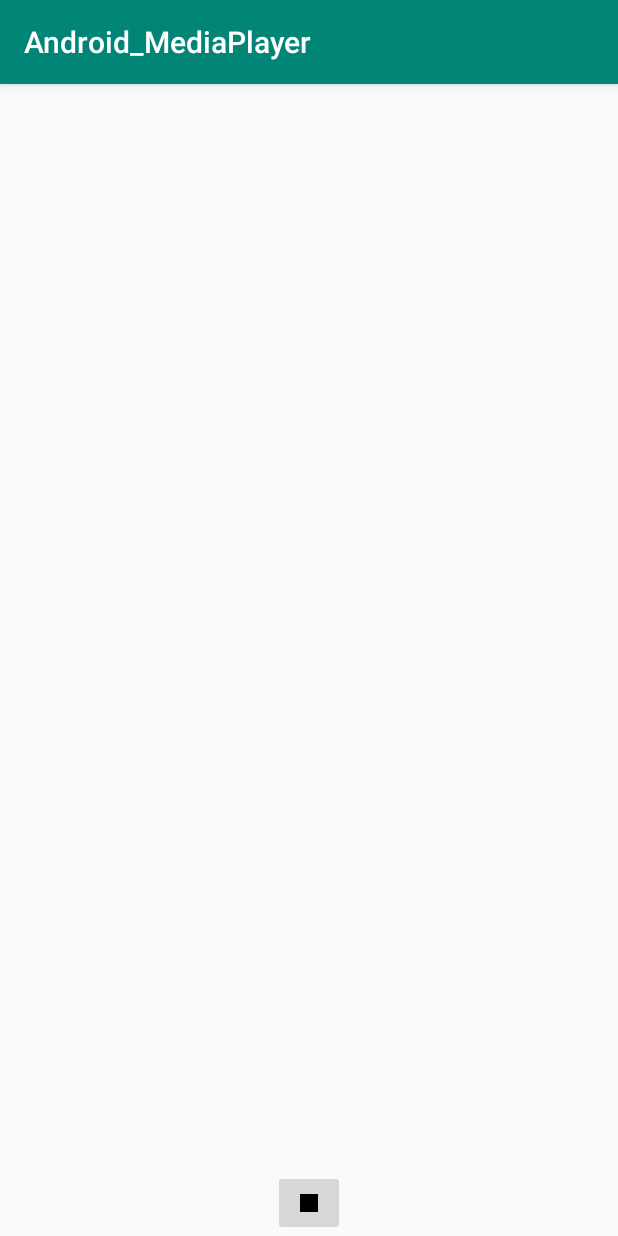
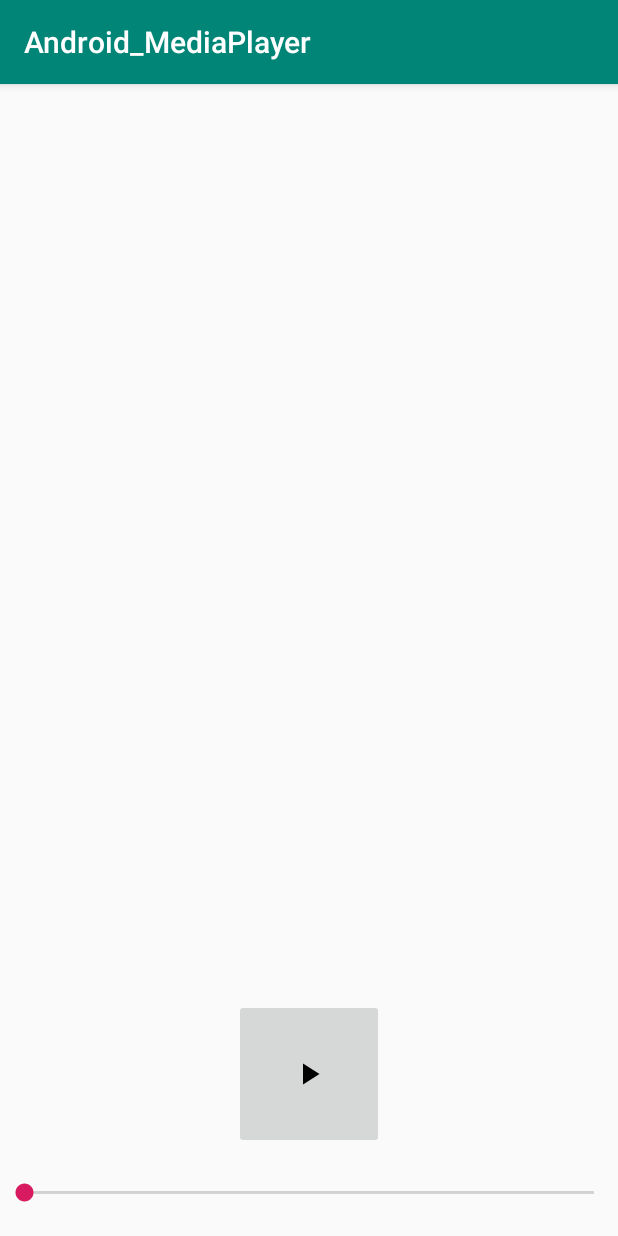
Before and after one commit to LambdaSchool/Android_MediaPlayer, an Android app: the PlayerActivity screen opened directly, with no data from a screen before it, on a phone screen of 412 x 824 dp. Run offline under Robolectric (Android 15) with nearby library versions, the phone set to English and light mode, and no system bars; 5 statements that could not run were skipped.

Commit message:
Seekbar with functionality added.  MVP complete.

```diff
--- a/app/src/main/java/com/example/android_mediaplayer/PlayerActivity.java
+++ b/app/src/main/java/com/example/android_mediaplayer/PlayerActivity.java
@@ -1,6 +1,8 @@
 package com.example.android_mediaplayer;
 
 import android.database.Cursor;
+import android.graphics.drawable.Animatable;
+import android.graphics.drawable.Drawable;
 import android.media.AudioManager;
 import android.media.MediaPlayer;
 import android.net.Uri;
@@ -9,6 +11,7 @@ import android.support.v7.app.AppCompatActivity;
 import android.os.Bundle;
 import android.view.View;
 import android.widget.ImageButton;
+import android.widget.SeekBar;
 import android.widget.TextView;
 
 import java.io.IOException;
@@ -16,10 +19,11 @@ import java.io.IOException;
 public class PlayerActivity extends AppCompatActivity {
 
     public static final String SELECTED_MEDIA = "selection";
-    Uri uri;
-    MediaPlayer mediaPlayer;
-    ImageButton playButton;
-
+    private Uri uri;
+    private MediaPlayer mediaPlayer;
+    private ImageButton playButton;
+    private Drawable buttonDrawable;
+    private SeekBar seekBar;
 
     @Override
     protected void onCreate(Bundle savedInstanceState) {
@@ -37,6 +41,8 @@ public class PlayerActivity extends AppCompatActivity {
         playButton = findViewById(R.id.player_button_play);
         playButton.setEnabled(false);
 
+        seekBar = findViewById(R.id.player_seekbar);
+
         mediaPlayer = new MediaPlayer();
         mediaPlayer.setAudioStreamType(AudioManager.STREAM_MUSIC);
 
@@ -51,6 +57,8 @@ public class PlayerActivity extends AppCompatActivity {
             @Override
             public void onPrepared(MediaPlayer mp) {
                 playButton.setEnabled(true);
+                seekBar.setMax(mp.getDuration());
+//                playButton.performClick();
             }
         });
 
@@ -58,13 +66,68 @@ public class PlayerActivity extends AppCompatActivity {
             @Override
             public void onClick(View v) {
                 if (mediaPlayer.isPlaying()) {
-                    mediaPlayer.stop();
+                    buttonDrawable = getDrawable(R.drawable.avd_anim_stop_to_play);
+                    mediaPlayer.pause();
                 } else {
+                    buttonDrawable = getDrawable(R.drawable.avd_anim_play_to_stop);
                     mediaPlayer.start();
+                    new Thread(new Runnable() {
+                        @Override
+                        public void run() {
+                            while (mediaPlayer.isPlaying()) {
+                                seekBar.setProgress(mediaPlayer.getCurrentPosition());
+                                try {
+                                    Thread.sleep(100);
+                                } catch (InterruptedException e) {
+                                    e.printStackTrace();
+                                }
+                            }
+                        }
+                    }).start();
+                }
+                playButton.setImageDrawable(buttonDrawable);
+                if (buttonDrawable instanceof Animatable) {
+                    ((Animatable) buttonDrawable).start();
                 }
             }
         });
 
+        mediaPlayer.setOnCompletionListener(new MediaPlayer.OnCompletionListener() {
+            @Override
+            public void onCompletion(MediaPlayer mp) {
+                buttonDrawable = getDrawable(R.drawable.avd_anim_stop_to_play);
+                playButton.setImageDrawable(buttonDrawable);
+                if (buttonDrawable instanceof Animatable) {
+                    ((Animatable) buttonDrawable).start();
+                }
+                seekBar.setProgress(0);
+            }
+        });
+
+        seekBar.setOnSeekBarChangeListener(new SeekBar.OnSeekBarChangeListener() {
+            @Override
+            public void onProgressChanged(SeekBar seekBar, int progress, boolean fromUser) {
+                if (fromUser) {
+                    mediaPlayer.seekTo(progress);
+                }
+            }
+
+            @Override
+            public void onStartTrackingTouch(SeekBar seekBar) {
+
+            }
+
+            @Override
+            public void onStopTrackingTouch(SeekBar seekBar) {
+
+            }
+        });
+
+    }
+
+    @Override
+    protected void onStart() {
+        super.onStart();
     }
 
     @Override
--- a/app/src/main/res/layout/activity_player.xml
+++ b/app/src/main/res/layout/activity_player.xml
@@ -21,12 +21,21 @@
 
     <ImageButton
         android:id="@+id/player_button_play"
-        android:layout_width="wrap_content"
-        android:layout_height="wrap_content"
-        android:src="@drawable/avd_anim_stop_to_play"
-        app:layout_constraintBottom_toBottomOf="parent"
+        android:layout_width="100dp"
+        android:layout_height="100dp"
+        android:src="@drawable/avd_anim_play_to_stop"
+        android:layout_marginBottom="20dp"
+        app:layout_constraintBottom_toTopOf="@id/player_seekbar"
         app:layout_constraintEnd_toEndOf="parent"
         app:layout_constraintHorizontal_bias="0.5"
         app:layout_constraintStart_toStartOf="parent" />
 
+    <SeekBar
+        android:id="@+id/player_seekbar"
+        android:layout_width="match_parent"
+        android:layout_height="wrap_content"
+        android:layout_marginBottom="20dp"
+        android:layout_marginTop="20dp"
+        app:layout_constraintBottom_toBottomOf="parent" />
+
 </android.support.constraint.ConstraintLayout>
```
Also changed, not shown: app/src/main/java/com/example/android_mediaplayer/MainActivity.java (+5 -2 lines).
